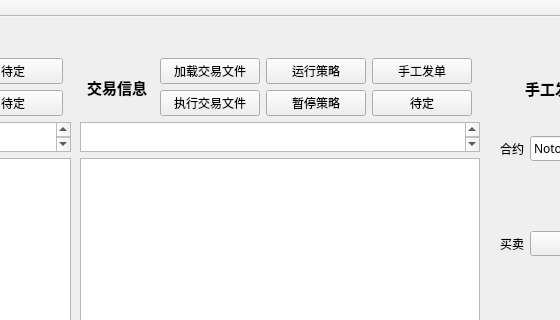
The window that mainwindow.ui (ssh352/zrhx_ctp) describes before a commit, drawn with Qt 5; both pictures show x 340 to 900 and y 0 to 320 of the 992 by 673 pixel window.
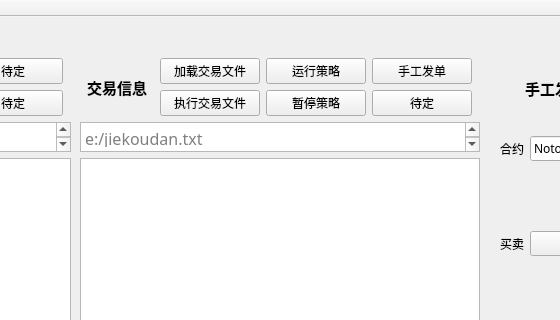
The same window after the commit.

Patch:
```diff
--- a/mainwindow.ui
+++ b/mainwindow.ui
@@ -450,6 +450,9 @@
 &lt;/style&gt;&lt;/head&gt;&lt;body style=&quot; font-family:'微软雅黑 Light'; font-size:12pt; font-weight:400; font-style:normal;&quot;&gt;
 &lt;p style=&quot;-qt-paragraph-type:empty; margin-top:0px; margin-bottom:0px; margin-left:0px; margin-right:0px; -qt-block-indent:0; text-indent:0px;&quot;&gt;&lt;br /&gt;&lt;/p&gt;&lt;/body&gt;&lt;/html&gt;</string>
             </property>
+            <property name="placeholderText">
+             <string>e:/jiekoudan.txt</string>
+            </property>
            </widget>
           </item>
           <item>
```
Left out of the diff: 2 changed lines with no effect on the pictures.
